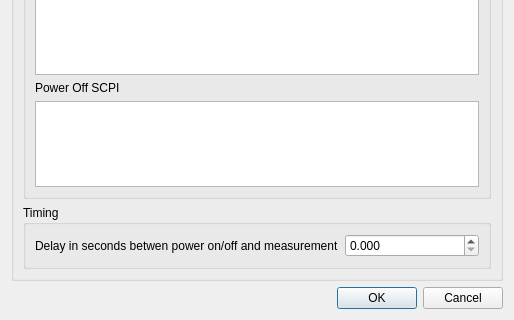
Old version of the form plugins/channelrx/noisefigure/noisefigurecontroldialog.ui in the repository f4exb/sdrangel; both pictures show x 0 to 514 and y 211 to 531 of the 514 by 531 pixel window.
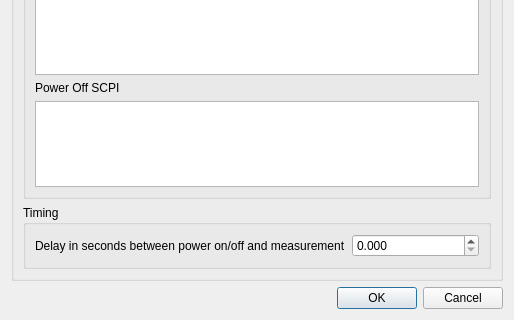
New version of the form.

The edit to the form file:
```diff
--- a/plugins/channelrx/noisefigure/noisefigurecontroldialog.ui
+++ b/plugins/channelrx/noisefigure/noisefigurecontroldialog.ui
@@ -140,7 +140,7 @@
          <item>
           <widget class="QLabel" name="delayLabel">
            <property name="text">
-            <string>Delay in seconds betwen power on/off and measurement</string>
+            <string>Delay in seconds between power on/off and measurement</string>
            </property>
           </widget>
          </item>
```
